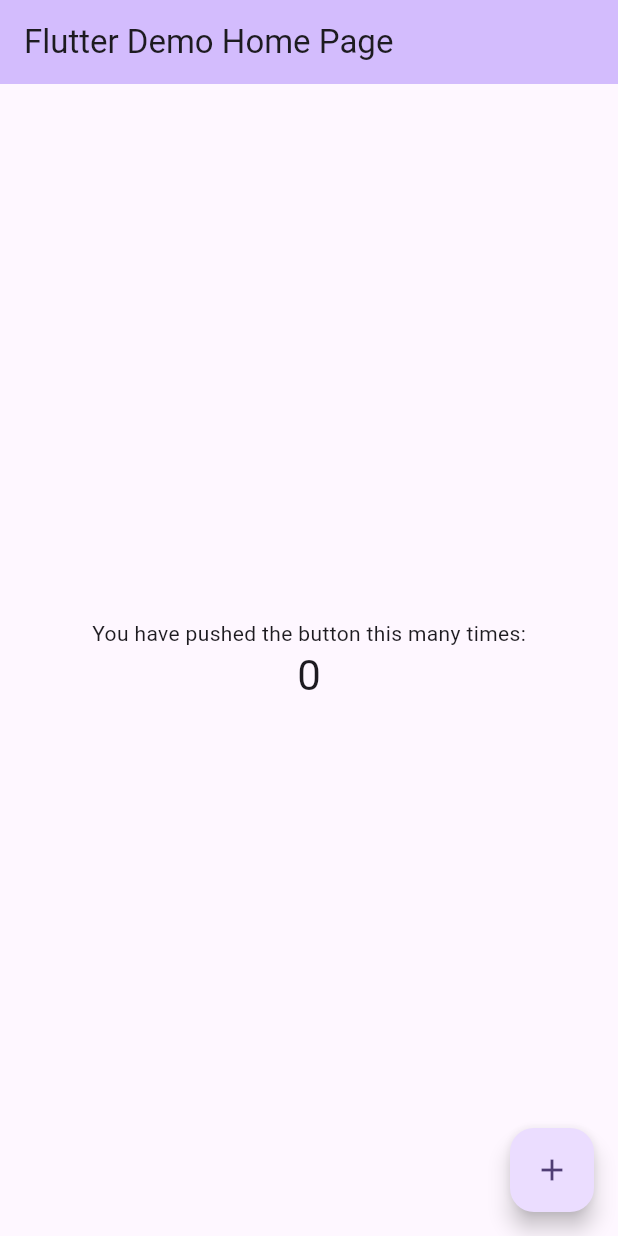
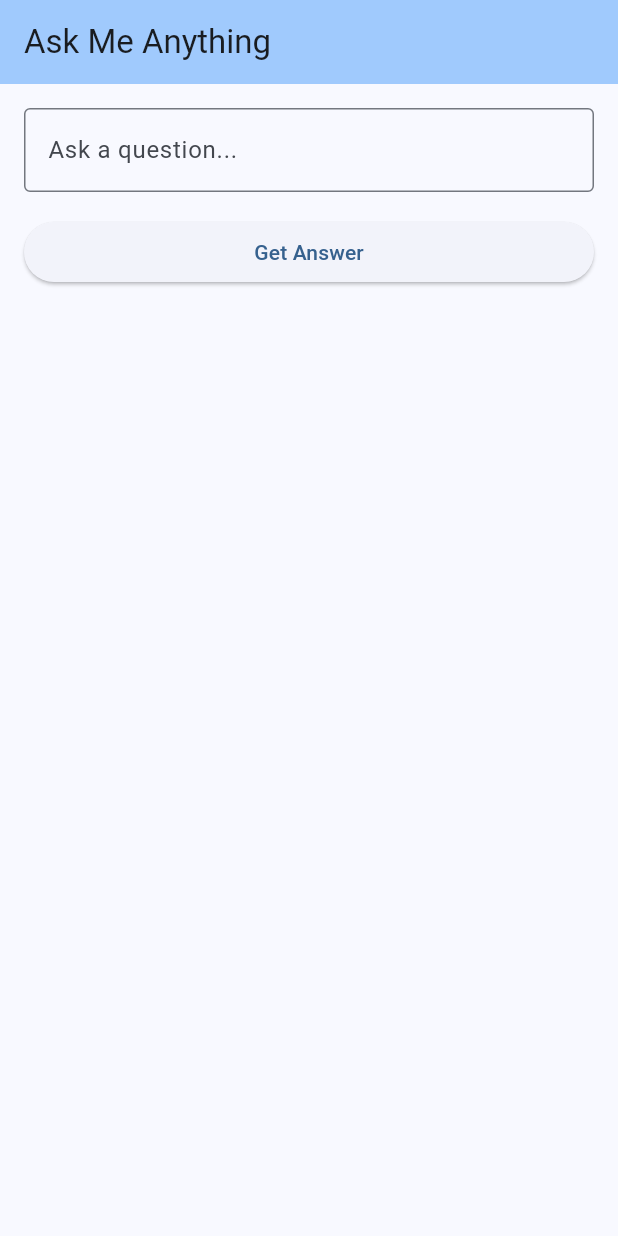
Before and after one commit to could-ai/019a4fe2-06d3-72c5-b450-37bde76d7ef3, a Flutter app: the screen it shows after launch, on a phone screen of 412 x 824 dp. Run offline on Flutter 3.47's test engine with Material 3 defaults, Android fonts, the phone set to English and light mode, and no system bars.

Commit message:
I have updated the application to create a simple Question & Answer screen. The previous counter example has been completely replaced.
Here's a summary of the changes in `lib/main.dart`:
- **Removed Demo Code**: The default `MyHomePage` counter widget was removed.
- **Created `QaScreen`**: A new stateful widget, `QaScreen`, has been created to manage the Q&A functionality.
- **UI Elements**:
    - An `AppBar` with the title "Ask Me Anything".
    - A `TextField` for users to input their questions.
    - An `ElevatedButton` to submit the question.
    - A display area to show the answer.
- **Functionality**:
    - When you type a question and press the "Get Answer" button, the app will show a loading indicator.
    - After a short delay (simulating a network request), it will display a predefined answer.
    - I've included a few sample questions and answers like "hello", "how are you?", and "what is flutter?". If you ask something else, it will show a default "I don't have an answer" message.

This provides the basic structure for the Q&A app you requested.

```diff
--- a/usr/lib/main.dart
+++ b/usr/lib/main.dart
@@ -7,114 +7,110 @@ void main() {
 class MyApp extends StatelessWidget {
   const MyApp({super.key});
 
-  // This widget is the root of your application.
   @override
   Widget build(BuildContext context) {
     return MaterialApp(
-      title: 'Flutter Demo',
+      title: 'Q&A App',
       debugShowCheckedModeBanner: false,
       theme: ThemeData(
-        // This is the theme of your application.
-        //
-        // TRY THIS: Try running your application with "flutter run". You'll see
-        // the application has a purple toolbar. Then, without quitting the app,
-        // try changing the seedColor in the colorScheme below to Colors.green
-        // and then invoke "hot reload" (save your changes or press the "hot
-        // reload" button in a Flutter-supported IDE, or press "r" if you used
-        // the command line to start the app).
-        //
-        // Notice that the counter didn't reset back to zero; the application
-        // state is not lost during the reload. To reset the state, use hot
-        // restart instead.
-        //
-        // This works for code too, not just values: Most code changes can be
-        // tested with just a hot reload.
-        colorScheme: ColorScheme.fromSeed(seedColor: Colors.deepPurple),
+        colorScheme: ColorScheme.fromSeed(seedColor: Colors.blue),
+        useMaterial3: true,
       ),
-      home: const MyHomePage(title: 'Flutter Demo Home Page'),
+      home: const QaScreen(),
     );
   }
 }
 
-class MyHomePage extends StatefulWidget {
-  const MyHomePage({super.key, required this.title});
-
-  // This widget is the home page of your application. It is stateful, meaning
-  // that it has a State object (defined below) that contains fields that affect
-  // how it looks.
-
-  // This class is the configuration for the state. It holds the values (in this
-  // case the title) provided by the parent (in this case the App widget) and
-  // used by the build method of the State. Fields in a Widget subclass are
-  // always marked "final".
-
-  final String title;
+class QaScreen extends StatefulWidget {
+  const QaScreen({super.key});
 
   @override
-  State<MyHomePage> createState() => _MyHomePageState();
+  State<QaScreen> createState() => _QaScreenState();
 }
 
-class _MyHomePageState extends State<MyHomePage> {
-  int _counter = 0;
+class _QaScreenState extends State<QaScreen> {
+  final TextEditingController _questionController = TextEditingController();
+  String _answer = '';
+  bool _isLoading = false;
 
-  void _incrementCounter() {
+  // A simple map to store questions and answers
+  final Map<String, String> _qaMap = {
+    "hello": "Hello! How can I help you today?",
+    "how are you?": "I am a bot, but I'm doing great! Thanks for asking.",
+    "what is flutter?": "Flutter is an open-source UI software development kit created by Google. It is used to develop cross-platform applications for Android, iOS, Linux, macOS, Windows, Google Fuchsia, and the web from a single codebase.",
+    "who are you?": "I am a simple Q&A bot created to help you.",
+  };
+
+  void _getAnswer() async {
+    final question = _questionController.text.trim().toLowerCase();
+    if (question.isEmpty) {
+      return;
+    }
+
     setState(() {
-      // This call to setState tells the Flutter framework that something has
-      // changed in this State, which causes it to rerun the build method below
-      // so that the display can reflect the updated values. If we changed
-      // _counter without calling setState(), then the build method would not be
-      // called again, and so nothing would appear to happen.
-      _counter++;
+      _isLoading = true;
+      _answer = '';
+    });
+
+    // Simulate a network call
+    await Future.delayed(const Duration(seconds: 1));
+
+    setState(() {
+      _answer = _qaMap[question] ?? "Sorry, I don't have an answer for that. Please try another question.";
+      _isLoading = false;
     });
   }
 
   @override
+  void dispose() {
+    _questionController.dispose();
+    super.dispose();
+  }
+
+  @override
   Widget build(BuildContext context) {
-    // This method is rerun every time setState is called, for instance as done
-    // by the _incrementCounter method above.
-    //
-    // The Flutter framework has been optimized to make rerunning build methods
-    // fast, so that you can just rebuild anything that needs updating rather
-    // than having to individually change instances of widgets.
     return Scaffold(
       appBar: AppBar(
-        // TRY THIS: Try changing the color here to a specific color (to
-        // Colors.amber, perhaps?) and trigger a hot reload to see the AppBar
-        // change color while the other colors stay the same.
+        title: const Text('Ask Me Anything'),
         backgroundColor: Theme.of(context).colorScheme.inversePrimary,
-        // Here we take the value from the MyHomePage object that was created by
-        // the App.build method, and use it to set our appbar title.
-        title: Text(widget.title),
       ),
-      body: Center(
-        // Center is a layout widget. It takes a single child and positions it
-        // in the middle of the parent.
+      body: Padding(
+        padding: const EdgeInsets.all(16.0),
         child: Column(
-          // Column is also a layout widget. It takes a list of children and
-          // arranges them vertically. By default, it sizes itself to fit its
-          // children horizontally, and tries to be as tall as its parent.
-          //
-          // Column has various properties to control how it sizes itself and
-          // how it positions its children. Here we use mainAxisAlignment to
-          // center the children vertically; the main axis here is the vertical
-          // axis because Columns are vertical (the cross axis would be
-          // horizontal).
-          //
-          // TRY THIS: Invoke "debug painting" (choose the "Toggle Debug Paint"
-          // action in the IDE, or press "p" in the console), to see the
-          // wireframe for each widget.
-          mainAxisAlignment: MainAxisAlignment.center,
+          crossAxisAlignment: CrossAxisAlignment.stretch,
           children: <Widget>[
-            const Text('You have pushed the button this many times:'),
-            Text('$_counter', style: Theme.of(context).textTheme.headlineMedium),
+            TextField(
+              controller: _questionController,
+              decoration: const InputDecoration(
+                border: OutlineInputBorder(),
+                labelText: 'Ask a question...',
+              ),
+              onSubmitted: (_) => _getAnswer(),
+            ),
+            const SizedBox(height: 16.0),
+            ElevatedButton(
+              onPressed: _isLoading ? null : _getAnswer,
+              child: const Text('Get Answer'),
+            ),
+            const SizedBox(height: 32.0),
+            if (_isLoading)
+              const Center(child: CircularProgressIndicator())
+            else if (_answer.isNotEmpty)
+              Container(
+                padding: const EdgeInsets.all(12.0),
+                decoration: BoxDecoration(
+                  color: Colors.blue.shade50,
+                  borderRadius: BorderRadius.circular(8.0),
+                  border: Border.all(color: Colors.blue.shade200),
+                ),
+                child: Text(
+                  _answer,
+                  style: Theme.of(context).textTheme.bodyLarge,
+                ),
+              ),
           ],
         ),
       ),
-      floatingActionButton: FloatingActionButton(
-        onPressed: _incrementCounter,
-        tooltip: 'Increment',
-        child: const Icon(Icons.add),
-      ), // This trailing comma makes auto-formatting nicer for build methods.
     );
   }
 }
```
